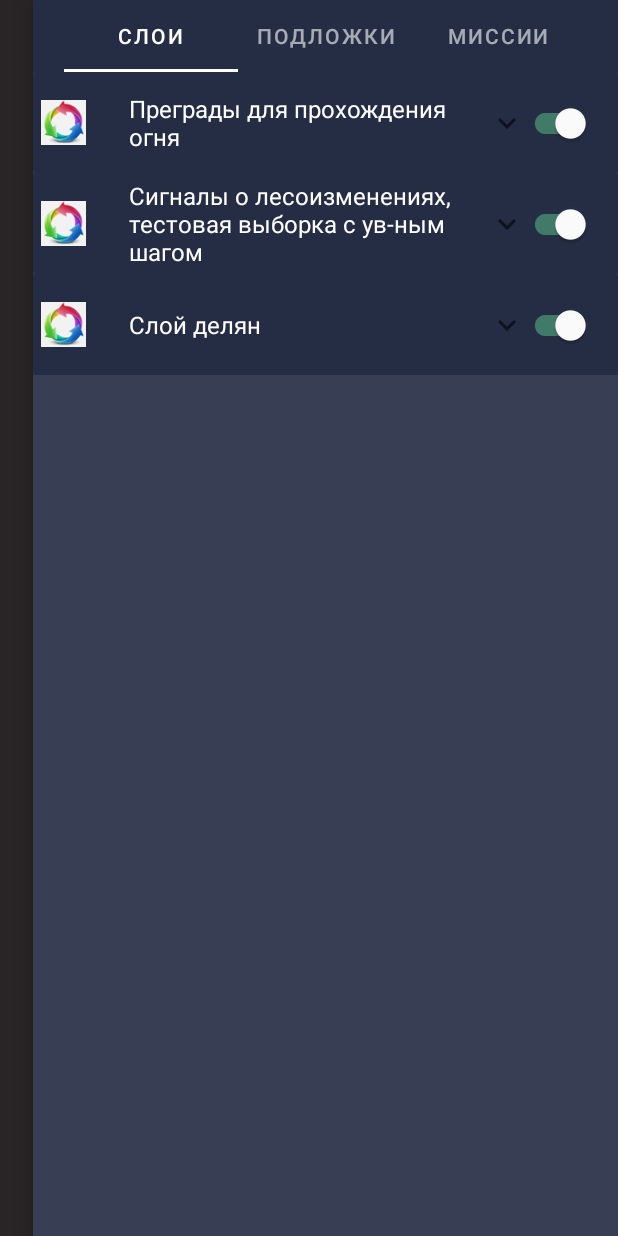
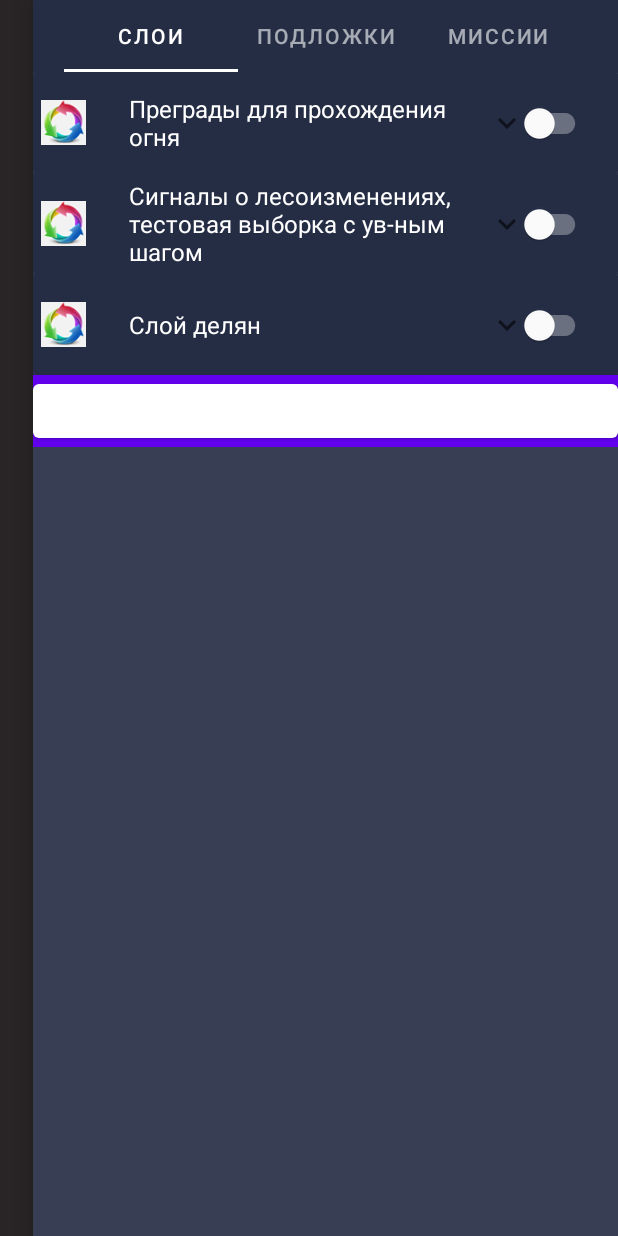
Before and after one commit to Emerald2014/InfoGrace, an Android app: the screen it shows after launch (MainActivityK), with the side drawer open, on a phone screen of 412 x 824 dp. Run offline under Robolectric (Android 15) with nearby library versions, the phone set to English and light mode, and no system bars.

Commit message:
Реализовал сохранение значений переключателя и слайдера всех элементов

```diff
--- a/app/src/main/java/ru/kudesnik/infograce/LayerFragment.kt
+++ b/app/src/main/java/ru/kudesnik/infograce/LayerFragment.kt
@@ -2,6 +2,7 @@ package ru.kudesnik.infograce
 
 import android.content.SharedPreferences
 import android.os.Bundle
+import android.util.Log
 import android.view.LayoutInflater
 import android.view.View
 import android.view.ViewGroup
@@ -20,9 +21,10 @@ import ru.kudesnik.infograce.databinding.FragmentLayerBinding
 3. Сохранение в SharedPreference позиции, и переменных*/
 // TODO: Rename parameter arguments, choose names that match
 // the fragment initialization parameters, e.g. ARG_ITEM_NUMBER
-private const val LAYER_SETTINGS = "layer_settings"
+//private const val LAYER_SETTINGS = "layer_settings"
 private const val SWITCH_CHECKED = "switch_checked"
 private const val SLIDER_VALUE = "SLIDER_VALUE"
+
 //private const val
 
 open class LayerFragment : Fragment() {
@@ -42,15 +44,11 @@ open class LayerFragment : Fragment() {
 
     override fun onViewCreated(view: View, savedInstanceState: Bundle?) {
         super.onViewCreated(view, savedInstanceState)
-        val valuesString = listOf<String>(
-            "Слой", "iPhone", "WindowsMobile",
-            "Blackberry", "WebOS", "Ubuntu", "Windows7", "Max OS X",
-            "Linux", "OS/2"
-        )
+
         val items: List<Item> = listOf<Item>(
-            Item(0, "Слой делян", 2, false, 65),
-            Item(1, "Сигналы о лесоизменениях, тестовая выборка с ув-ным шагом", 1, true, 26),
-            Item(2, "Преграды для прохождения огня", 0, true, 0),
+            Item(0, "Слой делян", 2, getCurrentSwitch(0), getCurrentSlider(0)),
+            Item(1, "Сигналы о лесоизменениях, тестовая выборка с ув-ным шагом", 1, getCurrentSwitch(1), getCurrentSlider(1)),
+            Item(2, "Преграды для прохождения огня", 0, getCurrentSwitch(2), getCurrentSlider(2)),
 //            Item(3, "Маска облачности от 02.07.2021", 3),
 //            Item(4, "Маска облачности от 02.07.2021", 4),
 //            Item(5, "Папка со слоями", 5),
@@ -139,10 +137,47 @@ open class LayerFragment : Fragment() {
 //            }
             setupSwipeListener(rw)
 
+testClick.setOnClickListener{
+                Toast.makeText(requireContext(), "Нажата кнопка 3", Toast.LENGTH_SHORT).show()
+
+    for (item in items) {
+
+        Log.d("mytag", item.sliderValue.toString())
+    }
+}
+
+
 
 
             setupClicks()
         }
+    }
+
+
+    private fun getCurrentSlider(position: Int): Int {
+        var sliderConst = ""
+        val sharedPreferences: SharedPreferences = requireContext().getSharedPreferences(
+            LAYER_SETTINGS, AppCompatActivity.MODE_PRIVATE
+        )
+        when (position) {
+            0 -> sliderConst = SLIDER_VALUE_0
+            1 -> sliderConst = SLIDER_VALUE_1
+            2 -> sliderConst = SLIDER_VALUE_2
+        }
+        return (sharedPreferences.getInt(sliderConst, 0))
+    }
+
+    private fun getCurrentSwitch(position: Int): Boolean {
+        var switchConst = ""
+        val sharedPreferences: SharedPreferences = requireContext().getSharedPreferences(
+            LAYER_SETTINGS, AppCompatActivity.MODE_PRIVATE
+        )
+        when (position) {
+            0 -> switchConst = SWITCH_VALUE_0
+            1 -> switchConst = SWITCH_VALUE_1
+            2 -> switchConst = SWITCH_VALUE_2
+        }
+        return (sharedPreferences.getBoolean(switchConst, false))
     }
 
     private fun setupClicks() =
--- a/app/src/main/java/ru/kudesnik/infograce/LayerFragmentAdapter.kt
+++ b/app/src/main/java/ru/kudesnik/infograce/LayerFragmentAdapter.kt
@@ -17,11 +17,15 @@ import ru.kudesnik.infograce.databinding.ItemLayerBinding
 import java.util.*
 
 
-private const val LAYER_SETTINGS = "layer_settings"
+const val LAYER_SETTINGS = "layer_settings"
 private const val SWITCH_CHECKED = "switch_checked"
-private const val SLIDER_VALUE_0 = "SLIDER_VALUE"
-private const val SLIDER_VALUE_1 = "SLIDER_VALUE"
-private const val SLIDER_VALUE_2 = "SLIDER_VALUE"
+const val SLIDER_VALUE_0 = "SLIDER_VALUE_0"
+const val SLIDER_VALUE_1 = "SLIDER_VALUE_1"
+const val SLIDER_VALUE_2 = "SLIDER_VALUE_2"
+
+const val SWITCH_VALUE_0 = "SWITCH_VALUE_0"
+const val SWITCH_VALUE_1 = "SWITCH_VALUE_1"
+const val SWITCH_VALUE_2 = "SWITCH_VALUE_2"
 
 class LayerFragmentAdapter(private val items: List<Item>, private val context: Context) :
     RecyclerView.Adapter<LayerFragmentAdapter.MyViewHolder>() {
@@ -29,6 +33,7 @@ class LayerFragmentAdapter(private val items: List<Item>, private val context: C
 
     //    private lateinit var context:Context
     private var sliderConst = ""
+    private var switchConst = ""
 
     var itemList = listOf<Item>()
         set(value) {
@@ -42,23 +47,21 @@ class LayerFragmentAdapter(private val items: List<Item>, private val context: C
             imageItem.load(R.drawable.item_temp)
 
 //Slider
-            val slider = slider
-            slider.value = getCurrentSlider(item.id).toFloat()
+            slider.value = item.sliderValue.toFloat()
             textViewItemPercent.text = slider.value.toInt().toString()
-            val textItemPercent = textViewItemPercent
             slider.addOnChangeListener { slider, value, fromUser ->
                 setCurrentSlider(value.toInt(), item.id)
-                textItemPercent.text = value.toInt().toString()
+                textViewItemPercent.text = value.toInt().toString()
             }
 //Switch
             val switch = switchItem
-            switchItem.isChecked = getCurrentSwitch()
+            switchItem.isChecked = item.isCheckedSwitch
 
-            switch.setOnCheckedChangeListener { buttonView, isChecked ->
+            switchItem.setOnCheckedChangeListener { buttonView, isChecked ->
                 val check = if (isChecked) "включен" else "выключен"
 
                 Toast.makeText(context, "Переключатель $check", Toast.LENGTH_SHORT).show()
-                setCurrentSwitch(isChecked)
+                setCurrentSwitch(isChecked, item.id)
             }
 //Buttons
             val button1 = itemButton1
@@ -173,33 +176,21 @@ class LayerFragmentAdapter(private val items: List<Item>, private val context: C
         editor.apply()
     }
 
-    private fun getCurrentSlider(position: Int): Int {
-        val sharedPreferences: SharedPreferences = context.getSharedPreferences(
-            LAYER_SETTINGS, AppCompatActivity.MODE_PRIVATE
-        )
-        when (position) {
-            0 -> sliderConst = SLIDER_VALUE_0
-            1 -> sliderConst = SLIDER_VALUE_1
-            2 -> sliderConst = SLIDER_VALUE_2
-        }
-        return (sharedPreferences.getInt(sliderConst, 0))
-    }
-
-    private fun setCurrentSwitch(switchIsChecked: Boolean) {
+     private fun setCurrentSwitch(switchIsChecked: Boolean, position: Int) {
         val sharedPreferences: SharedPreferences = context.getSharedPreferences(
             LAYER_SETTINGS, AppCompatActivity.MODE_PRIVATE
         )
         val editor: SharedPreferences.Editor = sharedPreferences.edit()
-        editor.putBoolean(SWITCH_CHECKED, switchIsChecked)
+         when (position) {
+             0 -> switchConst = SWITCH_VALUE_0
+             1 -> switchConst = SWITCH_VALUE_1
+             2 -> switchConst = SWITCH_VALUE_2
+         }
+        editor.putBoolean(switchConst, switchIsChecked)
         editor.apply()
     }
 
-    private fun getCurrentSwitch(): Boolean {
-        val sharedPreferences: SharedPreferences = context.getSharedPreferences(
-            LAYER_SETTINGS, AppCompatActivity.MODE_PRIVATE
-        )
-        return (sharedPreferences.getBoolean(SWITCH_CHECKED, true))
-    }
+
 
 //    override fun onItemMove(fromPosition: Int, toPosition: Int): Boolean {
 //        if (fromPosition < toPosition) {
--- a/app/src/main/java/ru/kudesnik/infograce/MainActivityK.kt
+++ b/app/src/main/java/ru/kudesnik/infograce/MainActivityK.kt
@@ -17,6 +17,7 @@ import com.google.android.material.navigation.NavigationView
 import com.google.android.material.tabs.TabLayout
 import ru.kudesnik.infograce.databinding.ActivityMainBinding
 import ru.kudesnik.infograce.databinding.FragmentLayerBinding
+
 
 
 class MainActivityK : AppCompatActivity() {
--- a/app/src/main/res/layout/fragment_layer.xml
+++ b/app/src/main/res/layout/fragment_layer.xml
@@ -16,6 +16,13 @@
         android:background="@color/teal_700"
         app:layout_constraintStart_toStartOf="parent"
         app:layout_constraintTop_toTopOf="parent" />
+
+    <Button
+        android:layout_width="match_parent"
+        android:layout_height="wrap_content"
+        android:id="@+id/testClick"
+        app:layout_constraintTop_toBottomOf="@id/recyclerView"/>
+
 
     <!--    <include-->
     <!--        android:id="@+id/included"-->
```
